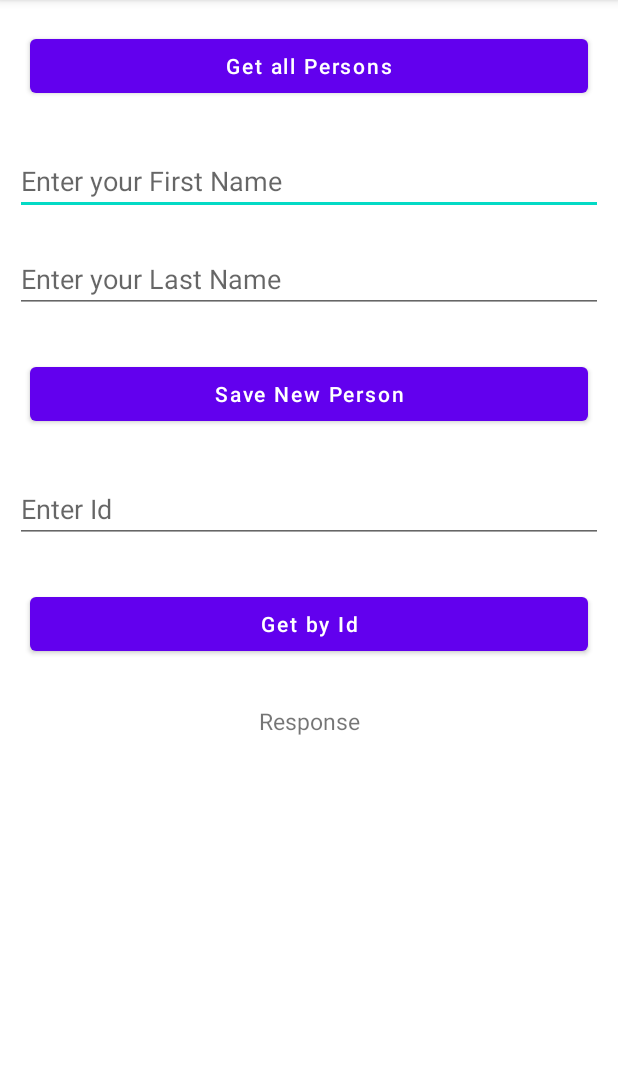
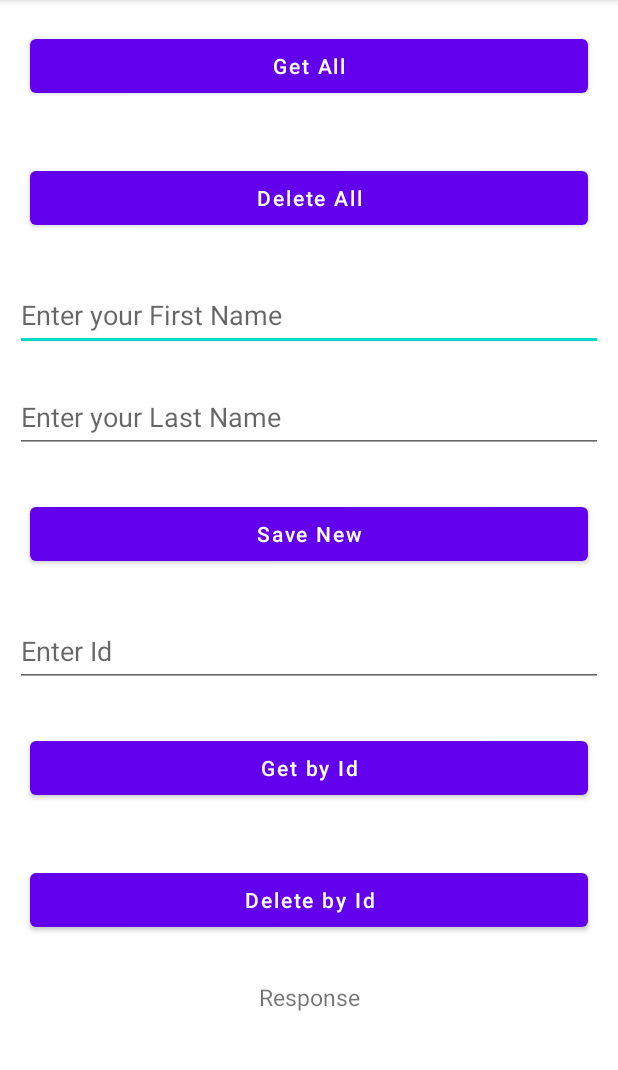
Before and after one commit to ljhHartman/Android_Retrofit_Simple_REST_Client, an Android app: the screen it shows after launch (MainActivity), on a phone screen of 412 x 824 dp, the part 84-1154 px from its top. Run offline under Robolectric (Android 15) with nearby library versions, the phone set to English and light mode, and no system bars.

Commit message:
11/10/2022: CREATED: Working ""Delete by Id" Working ON: Delete All

```diff
--- a/app/src/main/java/com/project/reciperetrofit/MainActivity.java
+++ b/app/src/main/java/com/project/reciperetrofit/MainActivity.java
@@ -18,7 +18,7 @@ public class MainActivity extends AppCompatActivity {
 
     // Declare View Elements
     private EditText txtFirstName, txtLastName, txtId;
-    private Button btnPost, btnGet, btnGetById;
+    private Button btnPost, btnGet, btnGetById, btnDelById, btnDelAll;
     private TextView lblResponse;
 
 
@@ -34,9 +34,10 @@ public class MainActivity extends AppCompatActivity {
         btnPost = findViewById(R.id.btnPost);
         btnGet = findViewById(R.id.btnGet);
         btnGetById = findViewById(R.id.btnGetById);
+        btnDelById = findViewById(R.id.btnDelById);
+        btnDelAll = findViewById(R.id.btnDelAll);
         txtId = findViewById(R.id.txtId);
         lblResponse = findViewById(R.id.lblResponse);
-
 
 
         // BUTTON ONCLICK : POST ACTION
@@ -58,7 +59,6 @@ public class MainActivity extends AppCompatActivity {
         });
 
 
-
         // BUTTON ONCLICK : GET ACTION
         btnGet.setOnClickListener(new View.OnClickListener() {
             @Override
@@ -69,10 +69,11 @@ public class MainActivity extends AppCompatActivity {
                 // EXECUTE : POST ACTION
                 Log.i("info", "Execute Action");
                 ControllerPerson.GetData(lblResponse);
-                }
+            }
         });
 
 
+        // BUTTON ONCLICK : GET BY ID ACTION
         btnGetById.setOnClickListener(new View.OnClickListener() {
             @Override
             public void onClick(View v) {
@@ -92,5 +93,37 @@ public class MainActivity extends AppCompatActivity {
 
 
 
+        // BUTTON ONCLICK : Del BY ID ACTION
+        btnDelById.setOnClickListener(new View.OnClickListener() {
+            @Override
+            public void onClick(View v) {
+                // EXECUTE : BUTTON ACTION
+                Log.i("info", "Del By Id Button is clicked");
+
+                // Validating if the text fields are empty or not.
+                if (txtId.getText().toString().isEmpty()) {
+                    Log.i("info", "Input boxes are empty");
+                } else {
+                    // EXECUTE : POST ACTION
+                    Log.i("info", "Execute Action");
+                    ControllerPerson.DelById(txtId, lblResponse);
+                }
+            }
+        });
+
+
+        // BUTTON ONCLICK : DEL ALL ACTION
+        btnDelAll.setOnClickListener(new View.OnClickListener() {
+            @Override
+            public void onClick(View v) {
+                // EXECUTE : BUTTON ACTION
+                Log.i("info", "Delete Button is clicked");
+                ControllerPerson.DelAll();
+            }
+        });
+
+
+
+
     }
 }
--- a/app/src/main/res/layout/activity_main.xml
+++ b/app/src/main/res/layout/activity_main.xml
@@ -13,7 +13,15 @@
         android:layout_width="match_parent"
         android:layout_height="wrap_content"
         android:layout_margin="20dp"
-        android:text="Get all Persons"
+        android:text="Get All"
+        android:textAllCaps="false" />
+
+    <Button
+        android:id="@+id/btnDelAll"
+        android:layout_width="match_parent"
+        android:layout_height="wrap_content"
+        android:layout_margin="20dp"
+        android:text="Delete All"
         android:textAllCaps="false" />
 
     <EditText
@@ -22,7 +30,8 @@
         android:layout_height="wrap_content"
         android:layout_margin="10dp"
         android:layout_marginTop="40dp"
-        android:hint="Enter your First Name" />
+        android:hint="Enter your First Name"
+        android:minHeight="48dp" />
 
     <!--edit text field for adding last name-->
 
@@ -32,14 +41,15 @@
         android:layout_height="wrap_content"
         android:layout_margin="10dp"
         android:layout_marginTop="40dp"
-        android:hint="Enter your Last Name" />
+        android:hint="Enter your Last Name"
+        android:minHeight="48dp" />
     <!--button for adding data-->
     <Button
         android:id="@+id/btnPost"
         android:layout_width="match_parent"
         android:layout_height="wrap_content"
         android:layout_margin="20dp"
-        android:text="Save New Person"
+        android:text="Save New"
         android:textAllCaps="false" />
 
     <!--button for getting data-->
@@ -52,7 +62,8 @@
         android:layout_height="wrap_content"
         android:layout_margin="10dp"
         android:layout_marginTop="40dp"
-        android:hint="Enter Id" />
+        android:hint="Enter Id"
+        android:minHeight="48dp" />
 
     <Button
         android:id="@+id/btnGetById"
@@ -60,6 +71,14 @@
         android:layout_height="wrap_content"
         android:layout_margin="20dp"
         android:text="Get by Id"
+        android:textAllCaps="false" />
+
+    <Button
+        android:id="@+id/btnDelById"
+        android:layout_width="match_parent"
+        android:layout_height="wrap_content"
+        android:layout_margin="20dp"
+        android:text="Delete by Id"
         android:textAllCaps="false" />
 
     <TextView
```
Also changed, not shown: app/src/main/java/com/project/reciperetrofit/controller/ControllerPerson.java (+76 -1 lines), app/src/main/java/com/project/reciperetrofit/model/Person.java (+10 -3 lines), app/src/main/java/com/project/reciperetrofit/repository/RepositoryPerson.java (+8 -0 lines).
